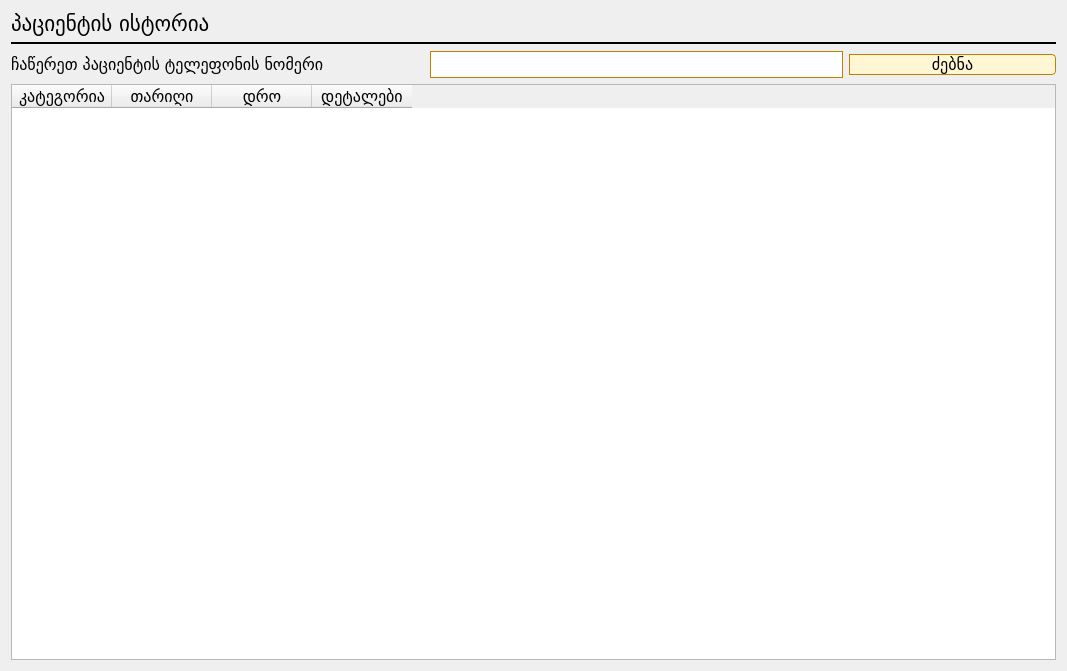
First picture: the form in ui/history.ui, repository bekashvelidze/renew-commercial, before the edit.
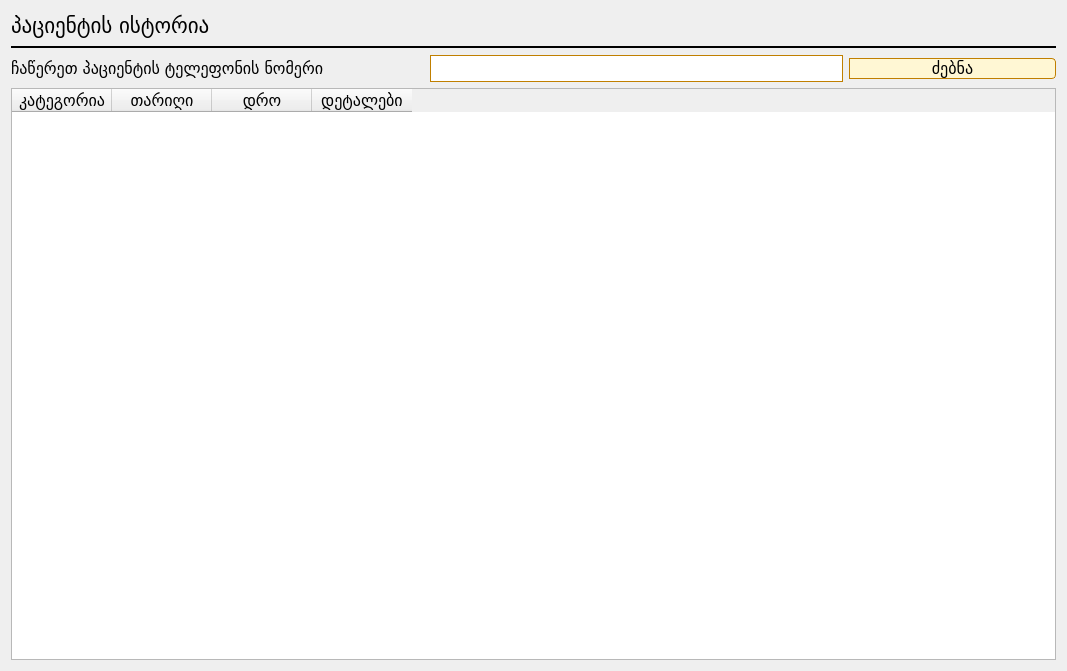
Second picture: the form after the edit.

Commit message: added closeevent and clear button in search filed to history, minimal changes to ui

```diff
--- a/ui/history.ui
+++ b/ui/history.ui
@@ -115,8 +115,8 @@
       <widget class="QLabel" name="phone">
        <property name="font">
         <font>
-         <family>BPG Boxo</family>
-         <pointsize>12</pointsize>
+         <family>BPG Nino Mtavruli</family>
+         <pointsize>16</pointsize>
         </font>
        </property>
        <property name="text">
```
The commit also changes 2 other files.
